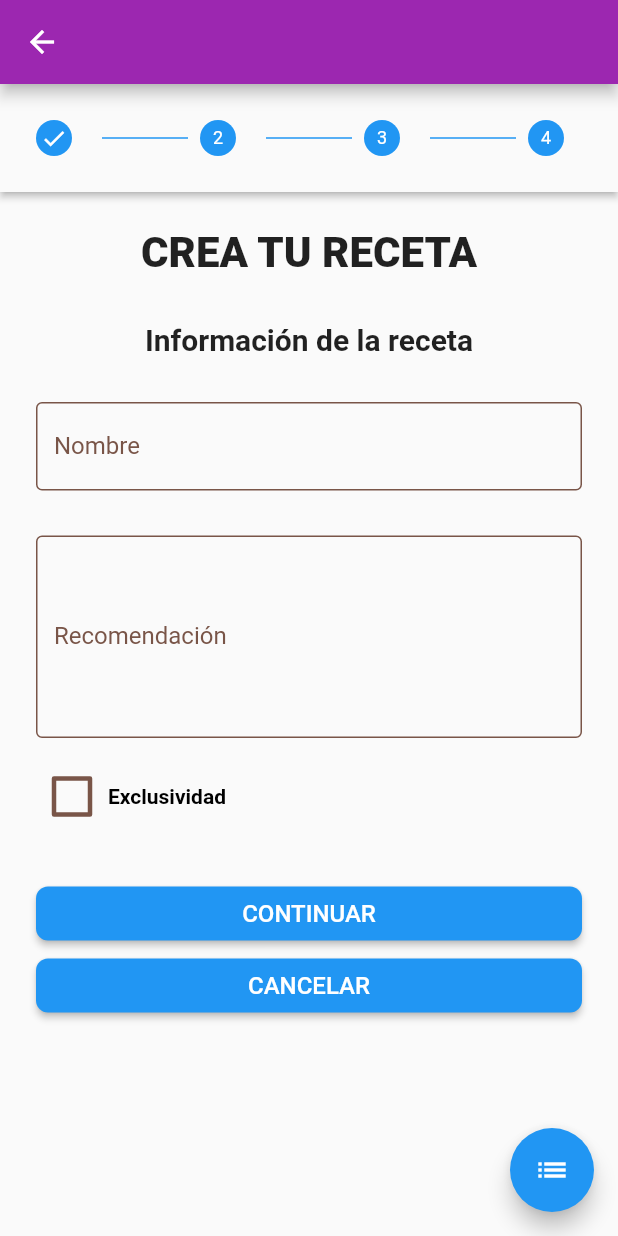
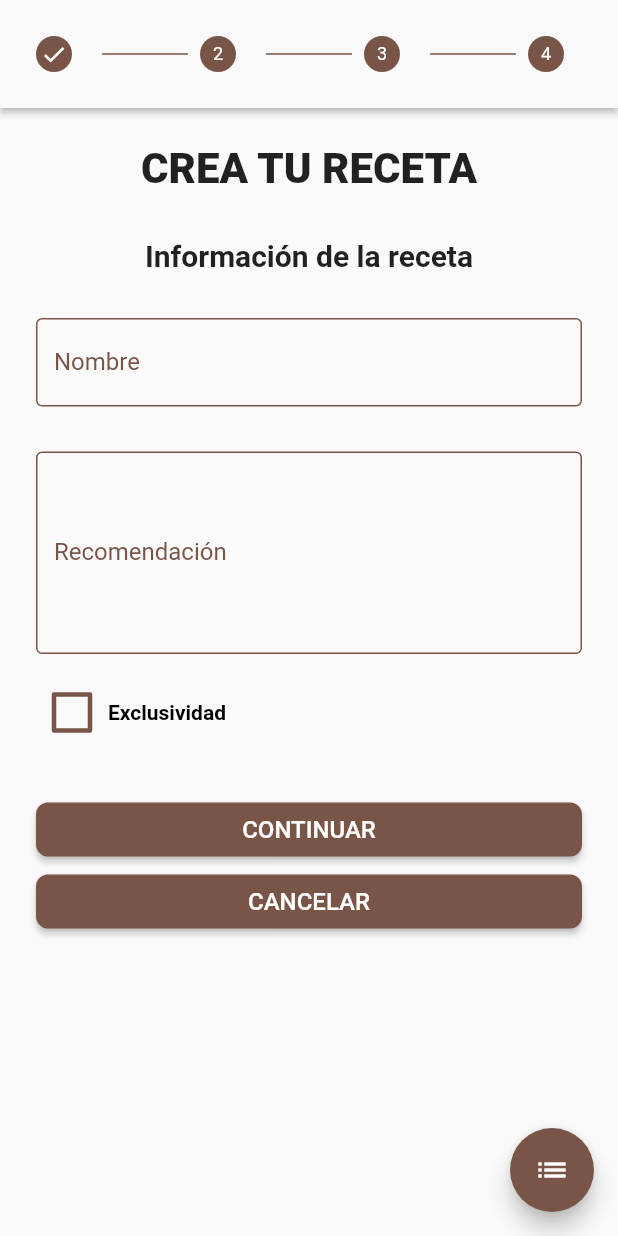
Before and after one commit to JorgeKawamuraS/wecook_mobile_app, a Flutter app: the CreateRecipeScreen screen opened directly, on a phone screen of 412 x 824 dp. Run offline on Flutter 3.47's test engine with Material 2 defaults, Android fonts, the phone set to English and light mode, and no system bars; our stand-ins replace image_picker; missing offline and left inert: scaled_list; network calls fail.

Commit message:
dev: first version

```diff
--- a/lib/bottomNavigation.dart
+++ b/lib/bottomNavigation.dart
@@ -1,6 +1,7 @@
 import 'package:flutter/material.dart';
 import 'package:wecookmobile/home.dart';
 import 'package:wecookmobile/login.dart';
+import 'package:wecookmobile/create_recipe.dart';
 
 class bottomNavigation extends StatefulWidget {
   const bottomNavigation({Key? key}) : super(key: key);
@@ -14,6 +15,8 @@ class _bottomNavigationState extends State<bottomNavigation> {
   int _paginaActual=0;
   List<Widget> _paginas =[
     home(),
+    CreateRecipeScreen(),
+    CreateRecipeScreen(),
     login(),
   ];
 
--- a/lib/create_recipe.dart
+++ b/lib/create_recipe.dart
@@ -374,9 +374,9 @@ class _CreateRecipeScreenState extends State<CreateRecipeScreen> {
   Widget build(BuildContext context) {
     return Scaffold(
 
-      appBar: AppBar(
-        backgroundColor: Colors.purple,
-      ),
+      // appBar: AppBar(
+      //   backgroundColor: Colors.white,
+      // ),
 
       body: Container(
         child: Column(
--- a/lib/main.dart
+++ b/lib/main.dart
@@ -20,7 +20,7 @@ class MyApp extends StatelessWidget {
         // textTheme: GoogleFonts.montserratTextTheme(
         //   Theme.of(context).textTheme,
         // ),
-        primarySwatch: Colors.blue,
+        primarySwatch: Colors.brown,
       ),
       home: bottomNavigation(),
     );
```
Also changed, not shown: pubspec.lock.
